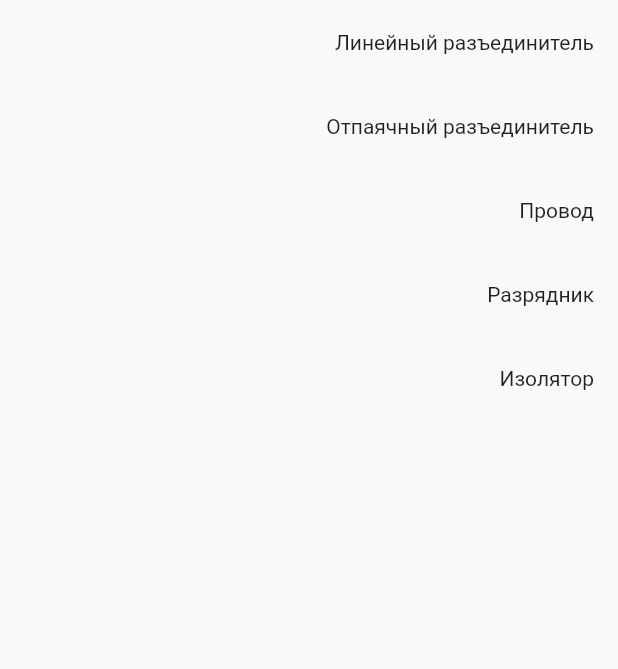
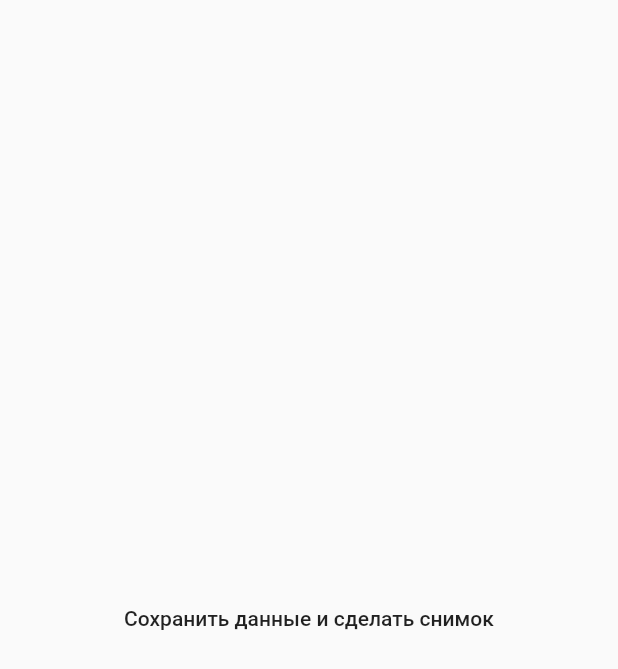
Before and after one commit to Smart-Food/stinger-tracker, a Flutter app: the screen it shows after launch, swiped to page 3, on a phone screen of 412 x 824 dp. Shown: the top 669 px of the screen. Run offline on Flutter 3.47's test engine with Material 2 defaults, Android fonts, the phone set to English and light mode, and no system bars; our stand-ins replace camera, cloud_firestore, firebase_core, flutter_svg, shared_preferences, simple_animations and 1 more; missing offline and left inert: esys_flutter_share, speech_recognition; accounts and stored records are empty; project files that could hold a hidden picture were left out.

Commit message:
photos in form

```diff
--- a/flutter_camera_app-master/lib/pages/camera_screen.dart
+++ b/lib/camera/camera_screen.dart
@@ -1,11 +1,9 @@
-import 'dart:math';
-
 import 'package:camera/camera.dart';
 import 'package:flutter/cupertino.dart';
 import 'package:flutter/material.dart';
-import 'package:flutter_camera_app/pages/preview_screen.dart';
 import 'package:path/path.dart';
 import 'package:path_provider/path_provider.dart';
+import 'package:stinger_tracker/camera/preview_screen.dart';
 
 class CameraScreen extends StatefulWidget {
   @override
@@ -144,7 +142,6 @@ class _CameraScreenState extends State {
   }
 
   /// Display a row of toggle to select the camera (or a message if no camera is available).
-
   Widget _cameraToggleRowWidget() {
     if (cameras == null || cameras.isEmpty) {
       return Spacer();
--- a/flutter_camera_app-master/lib/pages/preview_screen.dart
+++ b/lib/camera/preview_screen.dart
@@ -1,4 +1,3 @@
-
 import 'dart:io';
 import 'dart:typed_data';
 
@@ -7,6 +6,7 @@ import 'package:flutter/cupertino.dart';
 import 'package:flutter/material.dart';
 import 'package:flutter/services.dart';
 import 'package:path/path.dart';
+import 'package:stinger_tracker/form.dart';
 
 class PreviewScreen extends StatefulWidget{
   final String imgPath;
@@ -44,6 +44,7 @@ class _PreviewScreenState extends State<PreviewScreen>{
                     onPressed: (){
                       getBytesFromFile().then((bytes){
                         Share.file('Share via', basename(widget.imgPath), bytes.buffer.asUint8List(),'image/path');
+                        MaterialPageRoute(builder: (context) => DropdownScreen());
                       });
                     },
                   ),
--- a/lib/form.dart
+++ b/lib/form.dart
@@ -1,5 +1,7 @@
+import 'dart:io';
+
 import 'package:flutter/material.dart';
-
+import 'camera/camera_screen.dart';
 import 'constants.dart';
 import 'fade_animation.dart';
 
@@ -20,6 +22,7 @@ class DropdownScreen extends StatefulWidget {
 }
 
 class DropdownScreenState extends State<DropdownScreen> {
+  File imageFile;
   List<Item> users = <Item>[
     Item(name: 'Линейный разъединитель', damage: ['Поломка рукоятки включения']),
     Item(name: 'Отпаячный разъединитель', damage: ['Сломанные ножи разъединителя']),
@@ -31,6 +34,7 @@ class DropdownScreenState extends State<DropdownScreen> {
   Widget build(BuildContext context) {
     PageController pageController = PageController(initialPage: 0);
     Size size = MediaQuery.of(context).size;
+
       return Scaffold(
         // appBar: AppBar(
         //   title: Text('Обход'),),
@@ -212,27 +216,14 @@ class DropdownScreenState extends State<DropdownScreen> {
                     )
                 )
             ),
-            Center(
-              child: Container(
-                width: 500,
-            child: ListView.builder(
-                itemCount: users.length,
-                itemBuilder: (context, index) => FadeAnimation(0 + 0.1 * index,
-                    ListTile(
-                      trailing: Text(users[index].name),
-                    )
-                )
-            )
-            )
-            ),
-    ListView.builder(
-    itemCount: users.length,
-    itemBuilder: (context, index) => FadeAnimation(0 + 0.1 * index,
-    ListTile(
-    trailing: Text(users[index].name),
-    )
-    )
-    )
+            FlatButton(
+              child: Text('Сохранить данные и сделать снимок'),
+                onPressed: () {
+              Navigator.push(
+                context,
+                MaterialPageRoute(builder: (context) => CameraScreen()),
+              );
+            })
           ],
         )
 
--- a/pubspec.yaml
+++ b/pubspec.yaml
@@ -35,6 +35,9 @@ dependencies:
   shared_preferences: ^0.5.12
   speech_recognition: ^0.3.0+1
   speech_to_text: ^2.7.0
+  path_provider: ^1.6.21
+  camera: ^0.5.8+9
+  esys_flutter_share: ^1.0.2
 
 dev_dependencies:
   flutter_test:
```
Also changed, not shown: flutter_camera_app-master/lib/main.dart (deleted, +0 -23 lines), flutter_camera_app-master/pubspec.yaml (deleted, +0 -27 lines), 56 other files. Lines whose indentation alone changed are shown as unchanged.
